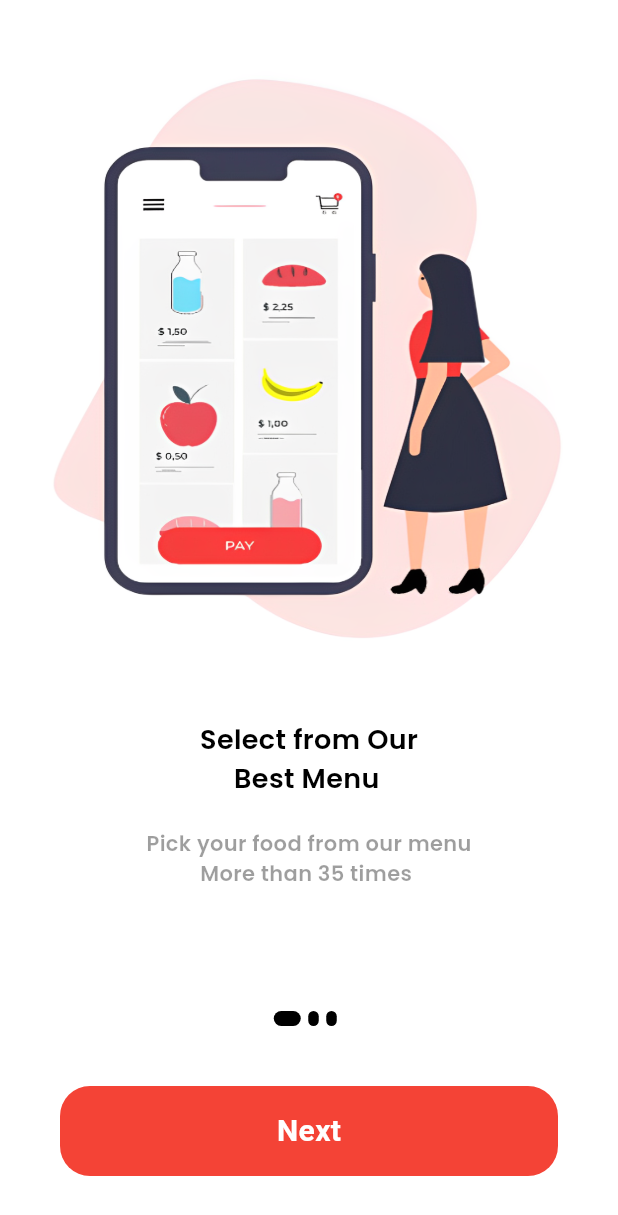
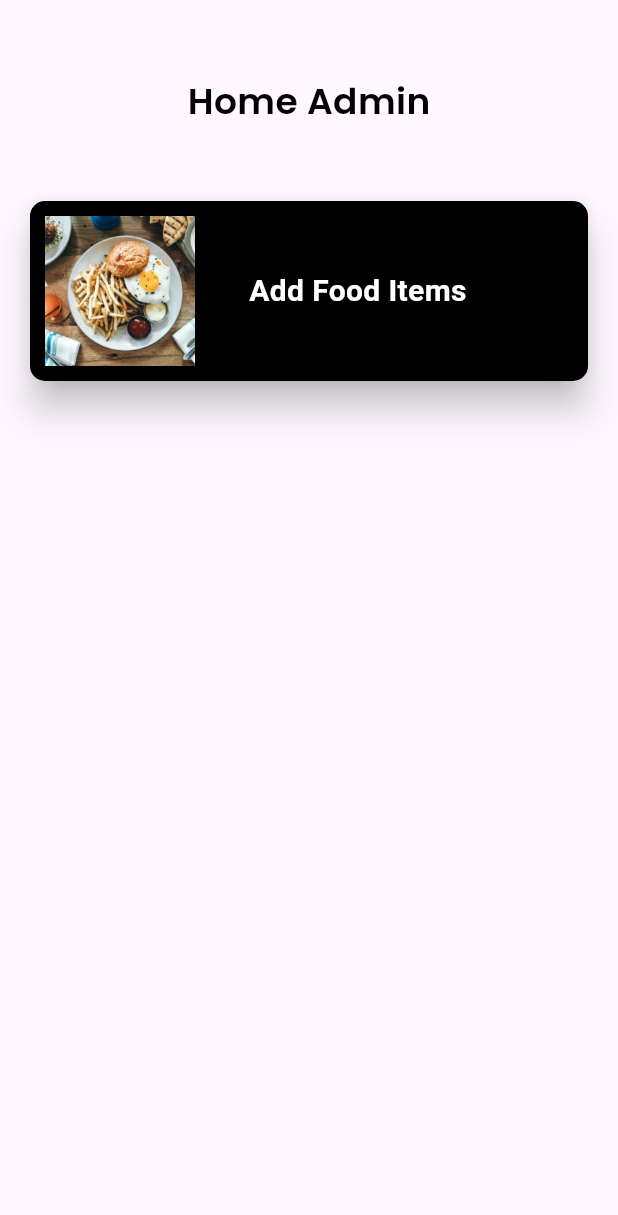
Before and after one commit to Chandupa2001/Food-Delivery-App, a Flutter app: the screen it shows after launch, on a phone screen of 412 x 824 dp. Shown: the top 1215 px of the screen. Run offline on Flutter 3.47's test engine with Material 3 defaults, Android fonts, the light colour scheme and no system bars; our stand-ins replace cloud_firestore, curved_navigation_bar, firebase_auth, firebase_core; accounts and stored records are empty.

```diff
--- /dev/null
+++ b/food_delivery_app/lib/admin/home_admin.dart
@@ -0,0 +1,49 @@
+import 'package:flutter/material.dart';
+import 'package:food_delivery_app/widget/widget_support.dart';
+
+class HomeAdmin extends StatefulWidget {
+  const HomeAdmin({super.key});
+
+  @override
+  State<HomeAdmin> createState() => _HomeAdminState();
+}
+
+class _HomeAdminState extends State<HomeAdmin> {
+  @override
+  Widget build(BuildContext context) {
+    return Scaffold(
+      body: Container(
+        margin: EdgeInsets.only(top: 50, left: 20, right: 20),
+        child: Column(
+          children: [
+            Center(
+              child: Text("Home Admin", style: AppWidget.HeadlineTextFieldStyle(),),
+            ),
+            SizedBox(height: 50,),
+            Material(
+              elevation: 10,
+              borderRadius: BorderRadius.circular(10),
+              child: Center(
+                child: Container(
+                  padding: EdgeInsets.all(4),
+                  decoration: BoxDecoration(
+                    color: Colors.black,
+                    borderRadius: BorderRadius.circular(10)
+                  ),
+                  child: Row(
+                    children: [
+                      Padding(padding: EdgeInsets.all(6),
+                      child: Image.asset("images/food.jpg", height: 100, width: 100, fit: BoxFit.cover,),),
+                      const SizedBox(width: 30),
+                      const Text("Add Food Items", style: TextStyle(color: Colors.white, fontSize: 20, fontWeight: FontWeight.bold),)
+                    ],
+                  ),
+                ),
+              ),
+            )
+          ],
+        ),
+      ),
+    );
+  }
+}
--- a/food_delivery_app/lib/main.dart
+++ b/food_delivery_app/lib/main.dart
@@ -1,6 +1,9 @@
 import 'package:firebase_core/firebase_core.dart';
 import 'package:flutter/material.dart';
+import 'package:food_delivery_app/admin/admin_login.dart';
+import 'package:food_delivery_app/admin/home_admin.dart';
 import 'package:food_delivery_app/pages/onboard.dart';
+import 'package:food_delivery_app/pages/signup.dart';
 
 void main() async{
   WidgetsFlutterBinding.ensureInitialized();
@@ -36,7 +39,7 @@ class MyApp extends StatelessWidget {
         useMaterial3: true,
       ),
       debugShowCheckedModeBanner: false,
-      home: const Onboard()
+      home: const HomeAdmin()
     );
   }
 }
```
Also changed, not shown: food_delivery_app/lib/admin/admin_login.dart (added, +164 -0 lines), food_delivery_app/images/food.jpg (added).
